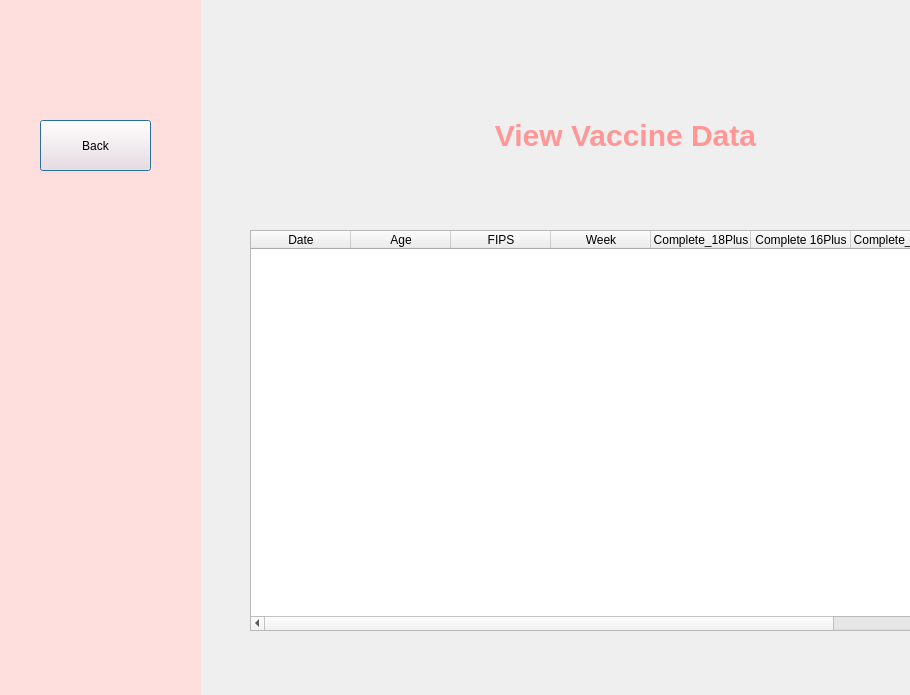
Above: GUI/vaccine.ui from Tashi-Shiro/CSE412Project before the change. Below: the same form after it.
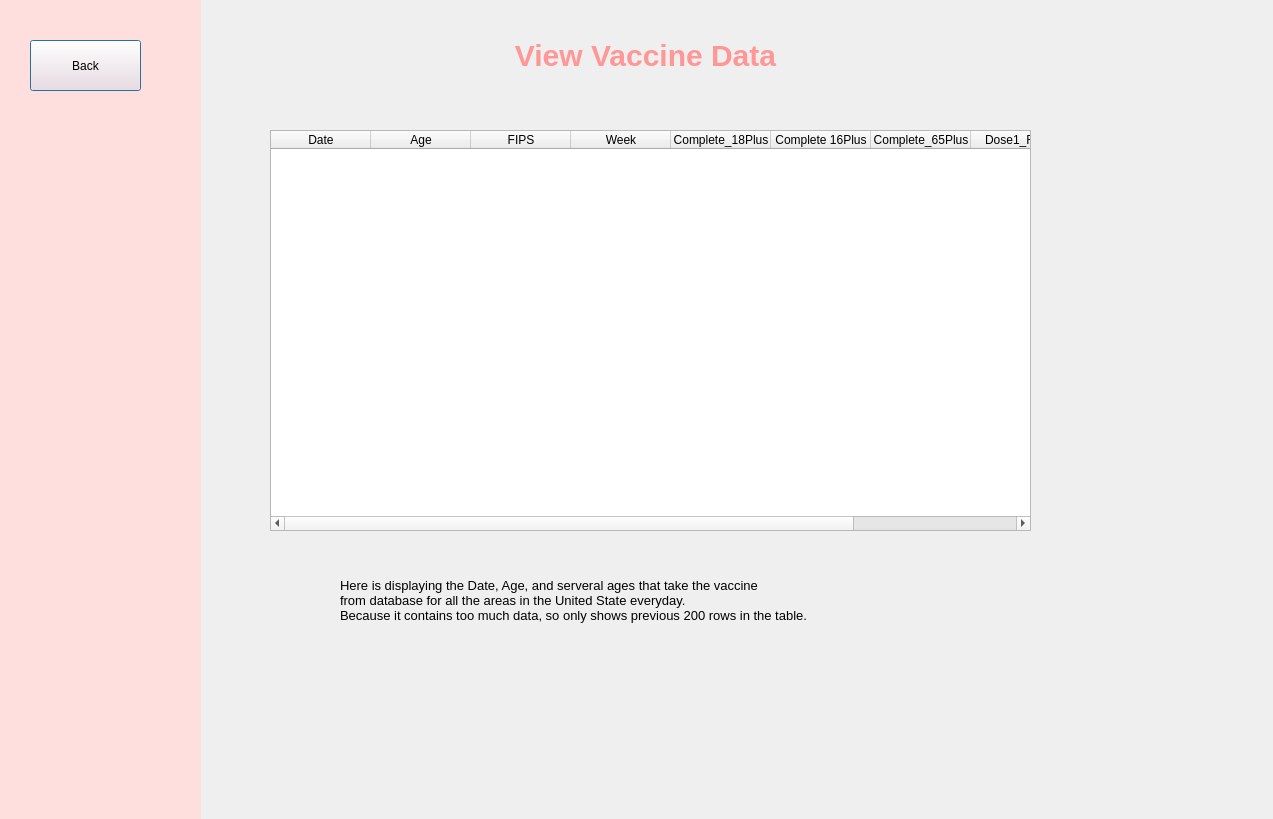
That is the form after the change.

```diff
--- a/GUI/vaccine.ui
+++ b/GUI/vaccine.ui
@@ -6,8 +6,8 @@
    <rect>
     <x>0</x>
     <y>0</y>
-    <width>910</width>
-    <height>695</height>
+    <width>1273</width>
+    <height>819</height>
    </rect>
   </property>
   <property name="windowTitle">
@@ -16,8 +16,8 @@
   <widget class="QTableWidget" name="tableWidget">
    <property name="geometry">
     <rect>
-     <x>250</x>
-     <y>230</y>
+     <x>270</x>
+     <y>130</y>
      <width>761</width>
      <height>401</height>
     </rect>
@@ -74,8 +74,8 @@
   <widget class="QLabel" name="label">
    <property name="geometry">
     <rect>
-     <x>470</x>
-     <y>90</y>
+     <x>490</x>
+     <y>10</y>
      <width>311</width>
      <height>91</height>
     </rect>
@@ -109,8 +109,8 @@
    <widget class="QPushButton" name="backbutton6">
     <property name="geometry">
      <rect>
-      <x>40</x>
-      <y>120</y>
+      <x>30</x>
+      <y>40</y>
       <width>111</width>
       <height>51</height>
      </rect>
@@ -120,6 +120,26 @@
     </property>
    </widget>
   </widget>
+  <widget class="QLabel" name="label_2">
+   <property name="geometry">
+    <rect>
+     <x>340</x>
+     <y>550</y>
+     <width>611</width>
+     <height>101</height>
+    </rect>
+   </property>
+   <property name="font">
+    <font>
+     <pointsize>10</pointsize>
+    </font>
+   </property>
+   <property name="text">
+    <string>Here is displaying the Date, Age, and serveral ages that take the vaccine 
+from database for all the areas in the United State everyday. 
+Because it contains too much data, so only shows previous 200 rows in the table.</string>
+   </property>
+  </widget>
  </widget>
  <resources/>
  <connections/>
```
